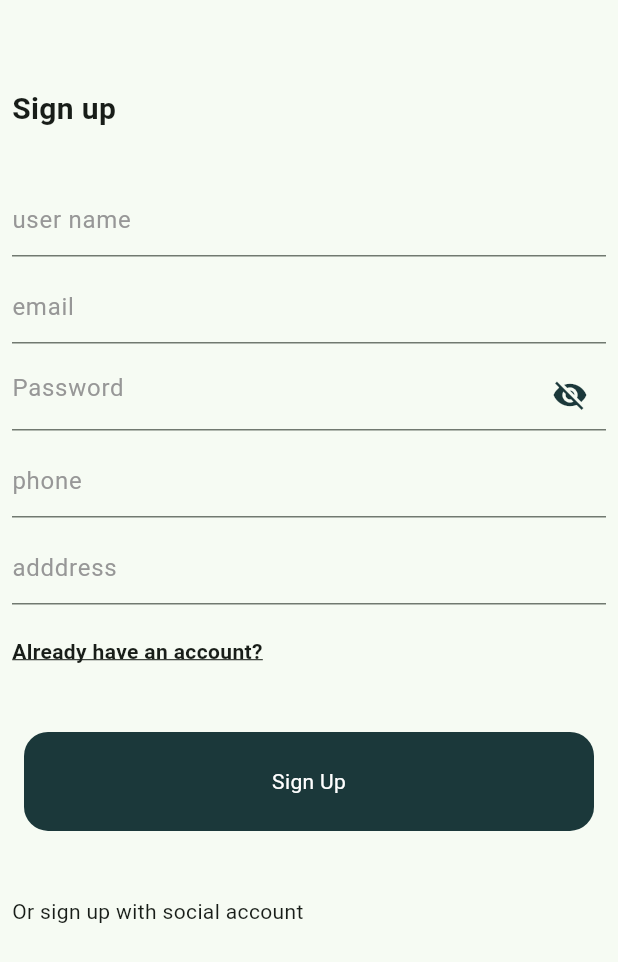
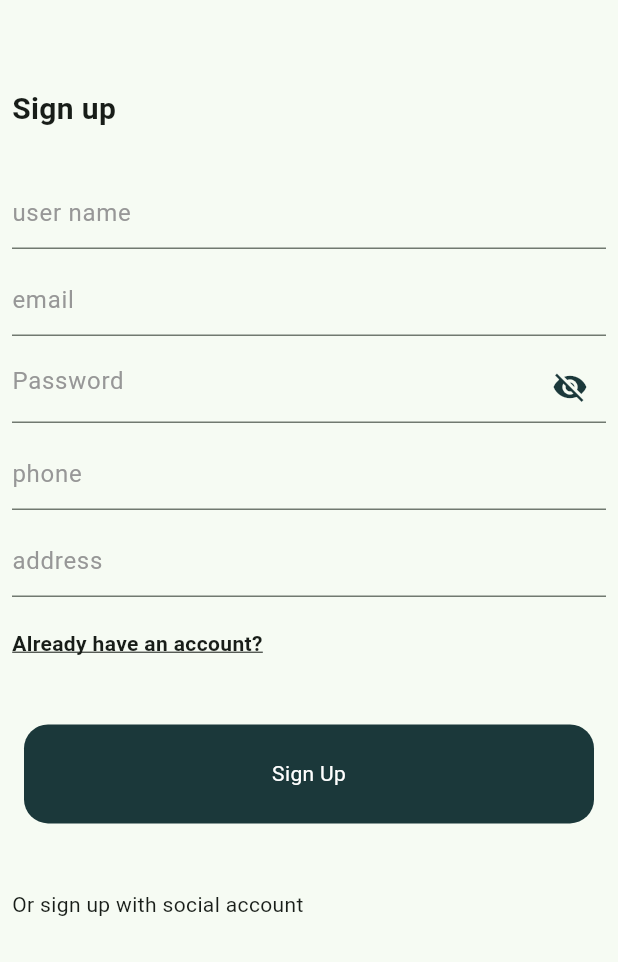
Before and after one commit to Habiba-sharafeldeen/graduationupdate-main, a Flutter app: the SignUpScreen screen opened directly, on a phone screen of 412 x 824 dp. Shown: the top 962 px of the screen. Run offline on Flutter 3.47's test engine with Material 3 defaults, Android fonts, the phone set to English and light mode, and no system bars; our stand-ins replace cached_network_image, dartz, dio, flutter_bloc, google_fonts, shared_preferences; accounts and stored records are empty.

Commit message:
done project

```diff
--- a/lib/Sign.dart/primary_button.dart
+++ b/lib/Sign.dart/primary_button.dart
@@ -2,7 +2,7 @@ import 'package:flutter/material.dart';
 
 class PrimaryButton extends StatelessWidget {
   final String buttonText;
-  const PrimaryButton({super.key, required this.buttonText});
+  const PrimaryButton({super.key, required this.buttonText, void Function()? onPressed});
   @override
   Widget build(BuildContext context) {
     return Container(
--- a/lib/Sign.dart/reset_password.dart
+++ b/lib/Sign.dart/reset_password.dart
@@ -1,9 +1,8 @@
 import 'package:flutter/material.dart';
-import 'package:graduation/Sign.dart/login.dart';
 import 'package:graduation/Sign.dart/login_form.dart';
 import 'package:graduation/Sign.dart/primary_button.dart';
 import 'package:graduation/Sign.dart/reset_form.dart';
-import 'package:graduation/features/auth/presentation/pages/sign_in_page.dart';
+
 
 
 class ResetPasswordScreen extends StatelessWidget {
--- a/lib/Sign.dart/signup.dart
+++ b/lib/Sign.dart/signup.dart
@@ -7,10 +7,8 @@ import 'package:graduation/Sign.dart/login_option.dart';
 import 'package:graduation/Sign.dart/primary_button.dart';
 import 'package:graduation/Sign.dart/signup_form.dart';
 import 'package:graduation/api_service.dart';
-import 'package:graduation/features/auth/presentation/pages/sign_in_page.dart';
 import 'package:graduation/manger/sign_up_cubit.dart';
 import 'package:graduation/repo/repoImpl.dart';
-
 
 class SignUpScreen extends StatelessWidget {
   const SignUpScreen({super.key});
@@ -20,26 +18,34 @@ class SignUpScreen extends StatelessWidget {
     return BlocProvider(
       create: (context) => SignUpCubit(repo: LoginRepoImpl(ApiService(Dio()))),
       child: Scaffold(
-      body: SingleChildScrollView(
+        body: BlocConsumer<SignUpCubit, SignUpState>(
+          listener: (context, state) {
+            if (state is SignUpSuccess) {
+              ScaffoldMessenger.of(context).showSnackBar(
+                const SnackBar(content: Text('Sign Up Successful')),
+              );
+              // Navigate to login screen or home
+            } else if (state is SignUpError) {
+              ScaffoldMessenger.of(context).showSnackBar(
+                SnackBar(content: Text(state.error)),
+              );
+            }
+          },
+          builder: (context, state) {
+            final cubit = context.read<SignUpCubit>();
+            return SingleChildScrollView(
               child: Column(
                 crossAxisAlignment: CrossAxisAlignment.start,
                 children: [
-            const SizedBox(height: 50,
-            ),
+                  const SizedBox(height: 50),
                   const Padding(
                     padding: EdgeInsets.all(8.0),
-              child: Text('Sign up',
-              style: TextStyle(
-                fontSize: 20,
-                fontWeight: FontWeight.bold
+                    child: Text(
+                      'Sign up',
+                      style: TextStyle(fontSize: 20, fontWeight: FontWeight.bold),
                     ),
                   ),
-            ),
-            const SizedBox(height: 5,
-            ),
-
-            const SizedBox(height:10,
-            ),
+                  const SizedBox(height: 10),
                   const Padding(
                     padding: EdgeInsets.all(8.0),
                     child: SignUpForm(),
@@ -48,45 +54,52 @@ class SignUpScreen extends StatelessWidget {
                     padding: const EdgeInsets.all(8.0),
                     child: Row(
                       children: [
-
-                  const SizedBox(height: 5
-                  ),
+                        const SizedBox(height: 5),
                         GestureDetector(
                           onTap: () {
-                       Navigator.push(context, MaterialPageRoute(builder: (context) => const LogInScreen(),),);
+                            Navigator.push(
+                              context,
+                              MaterialPageRoute(builder: (context) => const LogInScreen()),
+                            );
                           },
-                    child:const Text('Already have an account?',
+                          child: const Text(
+                            'Already have an account?',
                             style: TextStyle(
                               fontWeight: FontWeight.bold,
                               decoration: TextDecoration.underline,
                             ),
                           ),
-                  )
+                        ),
                       ],
                     ),
                   ),
-            const SizedBox(height: 20,),
-            const Padding(
-              padding: EdgeInsets.all(16.0),
-              child: PrimaryButton(buttonText: 'Sign Up'),
+                  const SizedBox(height: 20),
+                  Padding(
+                    padding: const EdgeInsets.all(16.0),
+                    child: PrimaryButton(
+                      buttonText: state is SignUpLoading ? 'Loading...' : 'Sign Up',
+                      onPressed: state is SignUpLoading
+                          ? null
+                          : () => cubit.signUpUser(),
                     ),
-            const SizedBox(height: 20,),
+                  ),
+                  const SizedBox(height: 20),
                   const Padding(
                     padding: EdgeInsets.all(8.0),
                     child: Text('Or sign up with social account'),
                   ),
-            const SizedBox(height:20,),
+                  const SizedBox(height: 20),
                   const Padding(
                     padding: EdgeInsets.all(8.0),
                     child: LoginOption(),
                   ),
-            const SizedBox(height: 20,),
-
+                  const SizedBox(height: 20),
                 ],
               ),
+            );
+          },
         ),
       ),
     );
-
   }
 }
--- a/lib/Sign.dart/signup_form.dart
+++ b/lib/Sign.dart/signup_form.dart
@@ -1,4 +1,6 @@
 import 'package:flutter/material.dart';
+import 'package:flutter_bloc/flutter_bloc.dart';
+import 'package:graduation/manger/sign_up_cubit.dart';
 
 class SignUpForm extends StatefulWidget {
   const SignUpForm({super.key});
@@ -9,46 +11,49 @@ class SignUpForm extends StatefulWidget {
 
 class _SignUpFormState extends State<SignUpForm> {
   bool _isObscure = true;
+
   @override
   Widget build(BuildContext context) {
+    final cubit = context.read<SignUpCubit>();
+
     return Column(
-      children:[
-        buildInputForm('user name',false),
-        buildInputForm('email',false),
-        buildInputForm('Password',true),
-        buildInputForm('phone',false),
-        buildInputForm('adddress',false),
+      children: [
+        buildInputForm('user name', false, cubit.nameController),
+        buildInputForm('email', false, cubit.emailController),
+        buildInputForm('Password', true, cubit.passwordController),
+        buildInputForm('phone', false, cubit.phoneController),
+        buildInputForm('address', false, cubit.addressController),
       ],
     );
   }
 
-  Padding buildInputForm(String hint, bool pass) {
+  Padding buildInputForm(String hint, bool pass, TextEditingController controller) {
     return Padding(
       padding: const EdgeInsets.symmetric(vertical: 5),
       child: TextFormField(
+        controller: controller,
         obscureText: pass ? _isObscure : false,
-          decoration: InputDecoration(hintText: hint,
-          hintStyle: const TextStyle(
-            color:  Color(0xff979797),
+        decoration: InputDecoration(
+          hintText: hint,
+          hintStyle: const TextStyle(color: Color(0xff979797)),
+          focusedBorder: const UnderlineInputBorder(
+            borderSide: BorderSide(color: Color(0xFF1B383A)),
           ),
-             focusedBorder : const UnderlineInputBorder(
-          borderSide :BorderSide(color: Color(0xFF1B383A)),
-          ),
-          suffixIcon:pass ?
-           IconButton(
-            onPressed: (){
+          suffixIcon: pass
+              ? IconButton(
+                  onPressed: () {
                     setState(() {
                       _isObscure = !_isObscure;
                     });
                   },
-           icon: _isObscure? const Icon(
-            Icons.visibility_off,color: Color(0xFF1B383A),
+                  icon: Icon(
+                    _isObscure ? Icons.visibility_off : Icons.visibility,
+                    color: const Color(0xFF1B383A),
+                  ),
                 )
-            :const Icon(Icons.visibility,color: Color(0xFF1B383A))
-          ): null,
+              : null,
         ),
       ),
     );
   }
-
 }
--- a/lib/main.dart
+++ b/lib/main.dart
@@ -1,5 +1,4 @@
 import 'package:flutter/material.dart';
-import 'package:graduation/Sign.dart/login.dart';
 import 'package:graduation/Sign.dart/login_form.dart';
 import 'package:graduation/core/utils/colors.dart';
 
--- a/lib/manger/login_cubit.dart
+++ b/lib/manger/login_cubit.dart
@@ -1,6 +1,5 @@
 import 'package:flutter/material.dart';
 import 'package:flutter_bloc/flutter_bloc.dart';
-import 'package:graduation/core/utils/error/failure.dart';
 import 'package:graduation/repo/loginrepo.dart';
 import 'package:shared_preferences/shared_preferences.dart';
 
--- a/lib/manger/sign_up_cubit.dart
+++ b/lib/manger/sign_up_cubit.dart
@@ -19,6 +19,7 @@ class SignUpCubit extends Cubit<SignUpState> {
   final addressController = TextEditingController();
 
   void signUpUser() async {
+
     emit(SignUpLoading());
     Either<Failure, LoginModel> result = await repo.registerUser(
       name: nameController.text,
--- a/lib/repo/repoImpl.dart
+++ b/lib/repo/repoImpl.dart
@@ -23,7 +23,7 @@ class LoginRepoImpl implements LoginRepo{
   @override
   Future<Either<Failure, LoginModel>> LoginUser({required email, required password})async{
     try{
-      var data= await apiService.post(endpoint: 'api/Account/Login', data: {
+      var data= await apiService.postData(endpoint: 'api/Account/Login', data: {
       'email': email,
       'password': password
     });
```
Also changed, not shown: lib/api_service.dart (+20 -11 lines). Lines whose indentation alone changed are shown as unchanged.
